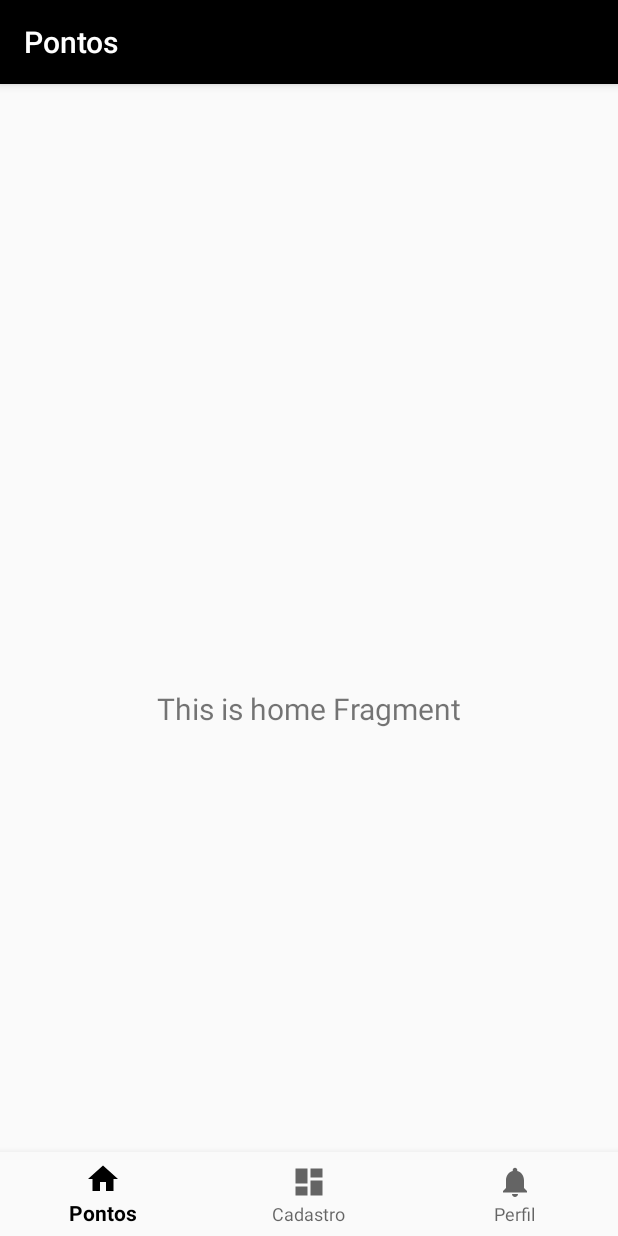
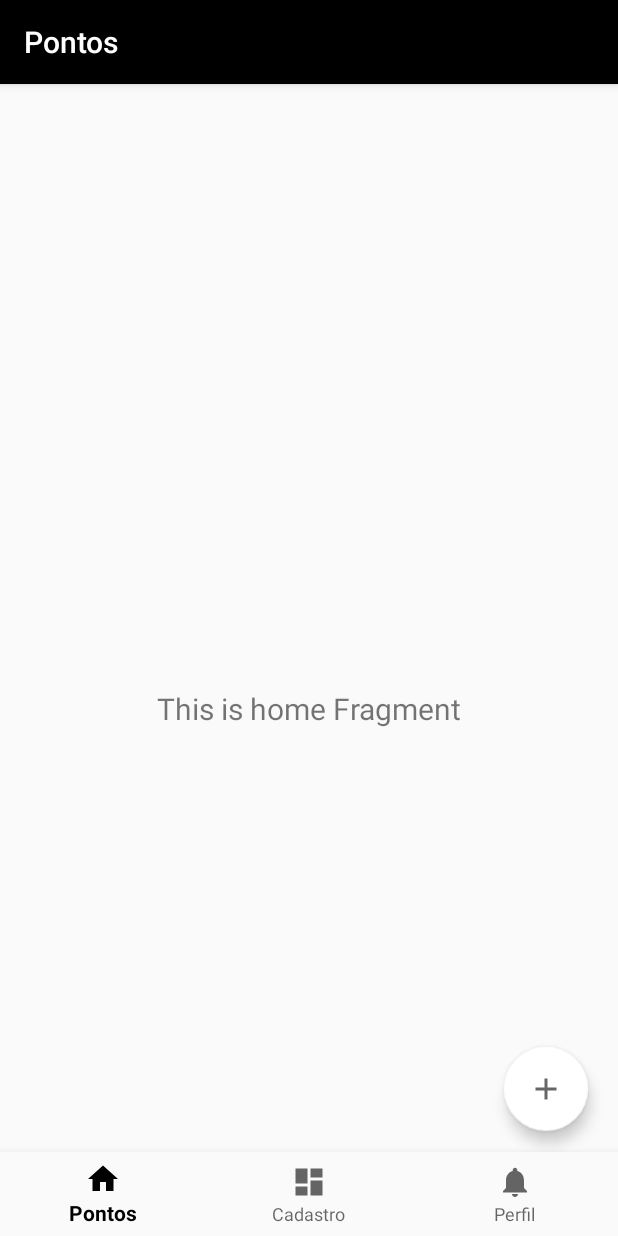
Before and after one commit to leandroleo4916/App-Point, an Android app: the HomeFragment screen opened directly, with no data from a screen before it, on a phone screen of 412 x 824 dp. Run offline under Robolectric (Android 15) with nearby library versions, the phone set to English and light mode, and no system bars; our stand-ins replace navigation-ui.

Commit message:
Add Button

```diff
--- /dev/null
+++ b/app/src/main/res/drawable-v24/ic_add.xml
@@ -0,0 +1,8 @@
+<vector
+    android:height="24dp"
+    android:tint="?attr/colorControlNormal"
+    android:viewportHeight="24"
+    android:viewportWidth="24"
+    android:width="24dp" xmlns:android="http://schemas.android.com/apk/res/android">
+    <path android:fillColor="@android:color/white" android:pathData="M19,13h-6v6h-2v-6H5v-2h6V5h2v6h6v2z"/>
+</vector>
--- a/app/src/main/res/layout/fragment_home.xml
+++ b/app/src/main/res/layout/fragment_home.xml
@@ -19,4 +19,18 @@
         app:layout_constraintEnd_toEndOf="parent"
         app:layout_constraintStart_toStartOf="parent"
         app:layout_constraintTop_toTopOf="parent" />
+
+    <com.google.android.material.floatingactionbutton.FloatingActionButton
+        android:id="@+id/floatButton"
+        android:layout_width="wrap_content"
+        android:layout_height="wrap_content"
+        android:layout_alignParentEnd="true"
+        android:layout_alignParentBottom="true"
+        android:layout_marginEnd="20dp"
+        android:layout_marginBottom="70dp"
+        android:src="@drawable/ic_add"
+        app:backgroundTint="@android:color/white"
+        app:layout_constraintBottom_toBottomOf="parent"
+        app:layout_constraintEnd_toEndOf="parent"
+        tools:ignore="MissingConstraints" />
 </androidx.constraintlayout.widget.ConstraintLayout>
```
Also changed, not shown: app/src/main/java/com/example/app_point/ui/home/HomeFragment.kt (+3 -5 lines).
